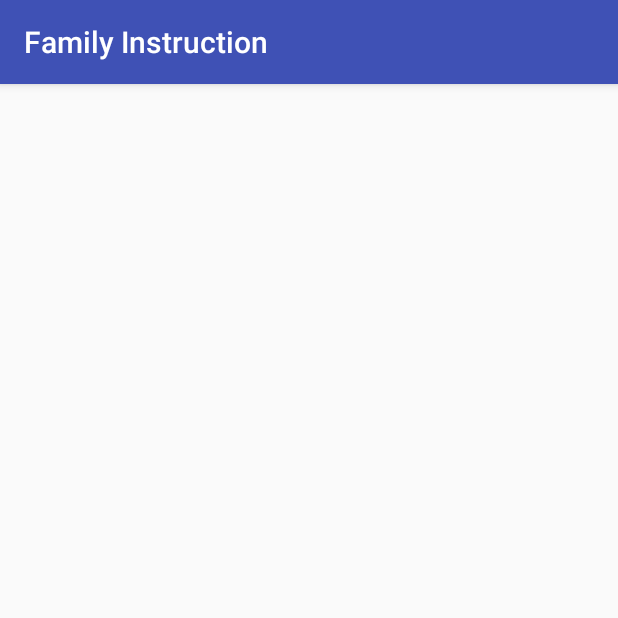
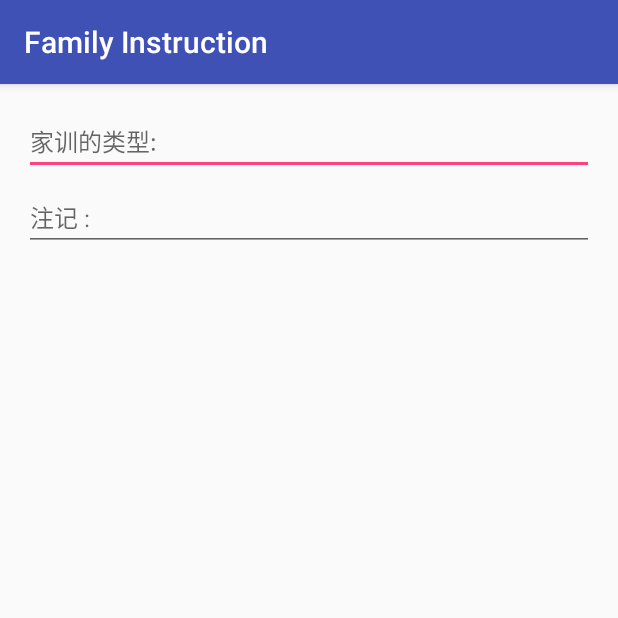
Before and after one commit to pengkunRu/FamilyInstruction, an Android app: the EditorActivity screen opened directly, with no data from a screen before it, on a phone screen of 412 x 824 dp, the top half of it. Run offline under Robolectric (Android 15) with nearby library versions, the phone set to English and light mode, and no system bars.

Commit message:
1.05 修改activity_main的布局

```diff
--- a/app/src/main/res/layout/activity_editor.xml
+++ b/app/src/main/res/layout/activity_editor.xml
@@ -7,4 +7,19 @@
     android:padding="16dp"
     tools:context="com.example.android.familyinstruction.EditorActivity">
     <!-- Overview category -->
+    <EditText
+        android:id="@+id/type_text_view"
+        android:layout_width="match_parent"
+        android:layout_height="wrap_content"
+        android:hint="家训的类型: "
+        android:textSize="16sp" />
+
+    <EditText
+
+        android:id="@+id/notes_text_view"
+        android:layout_width="match_parent"
+        android:layout_height="wrap_content"
+        android:hint="注记 : "
+        android:paddingTop="16dp"
+        android:textSize="16sp" />
 </LinearLayout>
```
